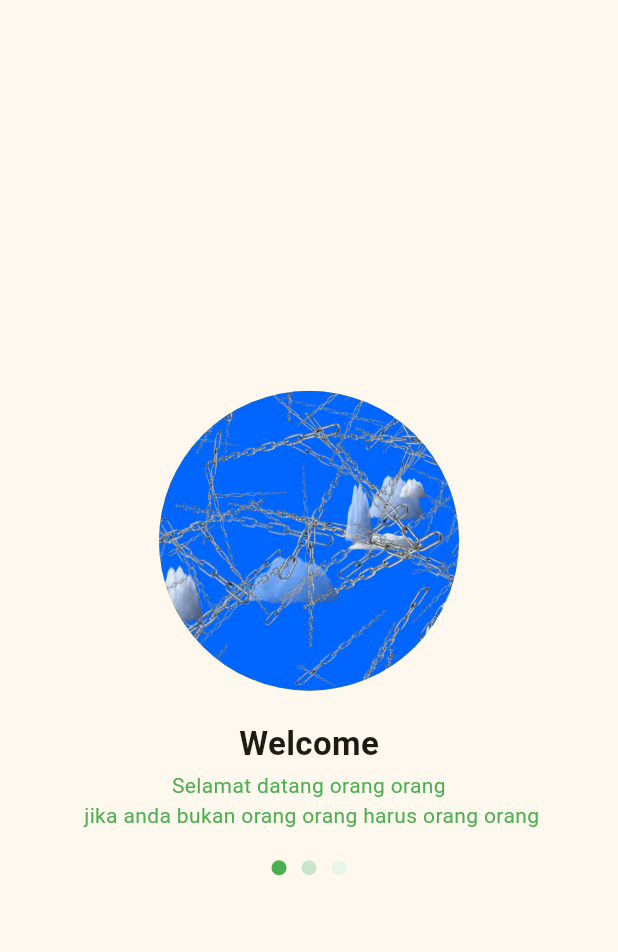
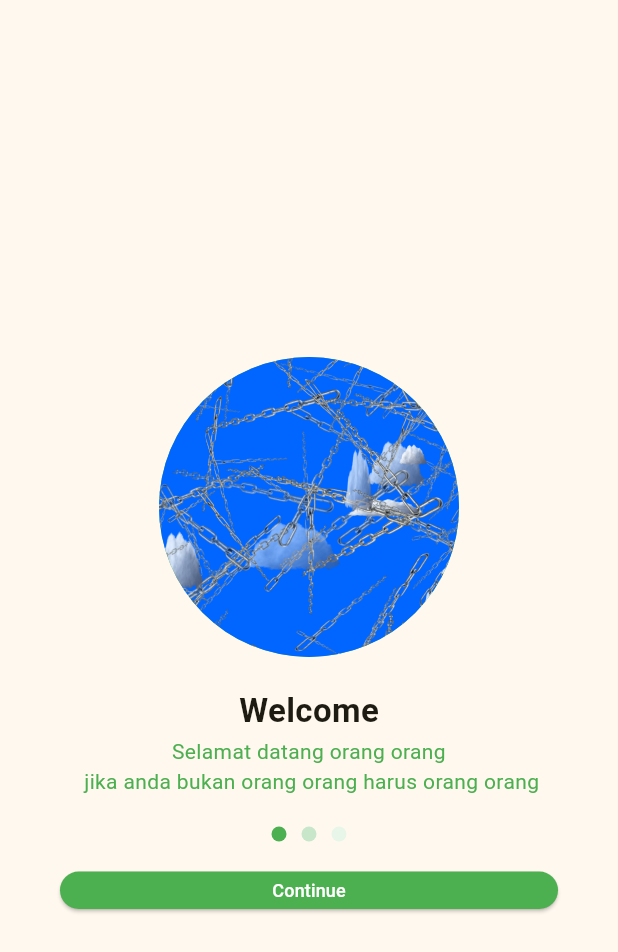
Before and after one commit to afnan923/tugas_week_6_1123150074, a Flutter app: the screen it shows after launch, on a phone screen of 412 x 824 dp. Shown: the top 952 px of the screen. Run offline on Flutter 3.47's test engine with Material 3 defaults, Android fonts, the phone set to English and light mode, and no system bars.

Commit message:
add button

```diff
--- a/lib/screen/splash_screen_1.dart
+++ b/lib/screen/splash_screen_1.dart
@@ -18,7 +18,7 @@
               height: 200,
               width: 200,
               decoration: BoxDecoration(
-                color: Colors.amber,
+                color: Colors.green,
                 shape: BoxShape.circle,
                 image: DecorationImage(image:
                 AssetImage("assets/images/11.png"),
@@ -72,7 +72,27 @@
                 ),
               ),
               ],
-            )
+            ),
+            SizedBox(height: 20,),
+            Container(
+              margin: EdgeInsets.only(left: 40, right: 40),
+              child: SizedBox(
+                height: 25,
+                width: double.infinity,
+                child: ElevatedButton(onPressed: (){},
+                style: ElevatedButton.styleFrom(
+                  backgroundColor: Colors.green,
+                ),
+                child: Text("Continue",
+                style: TextStyle(
+                fontSize: 12,
+                color: Colors.white,
+              ),
+              ),
+              ),
+              ),
+            ),
+
 
           ],
           //2.BUAT TITLE Welcome
```
